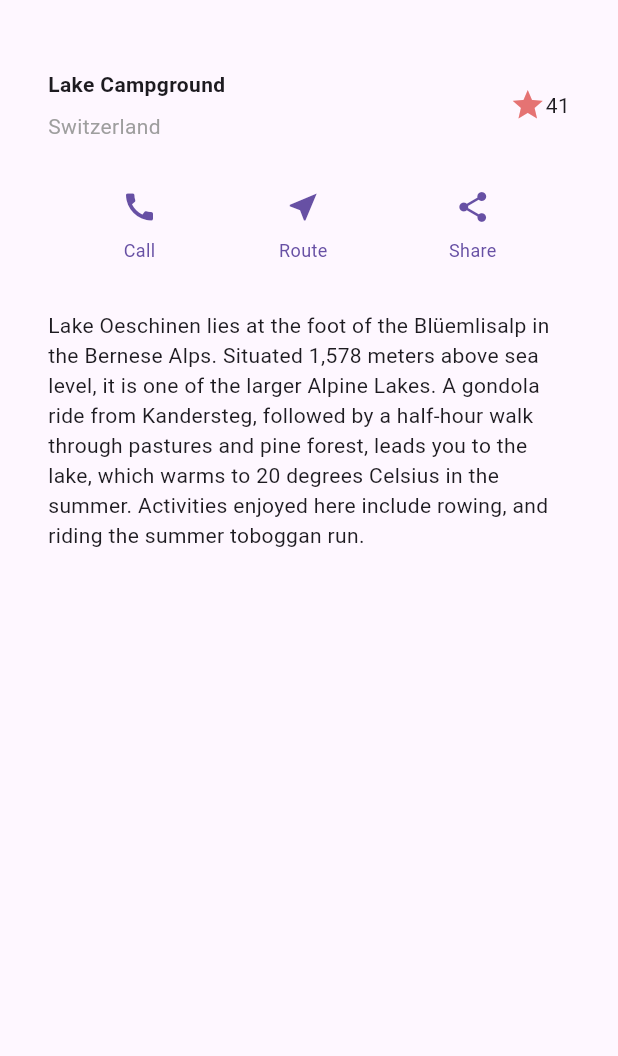
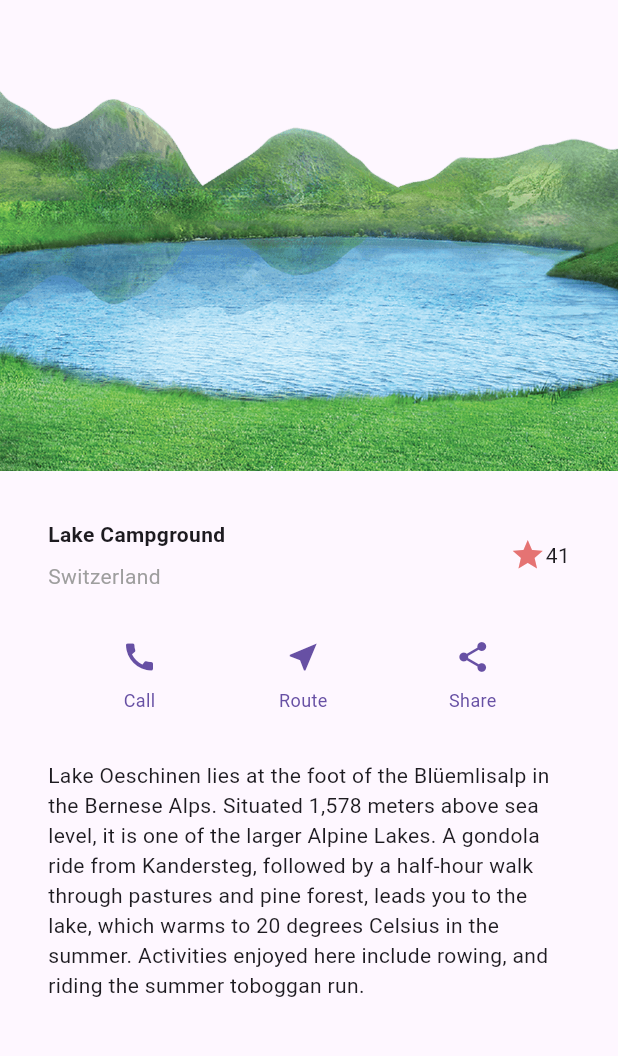
Before and after one commit to yohagos/layout_flutter, a Flutter app: the screen it shows after launch, on a phone screen of 412 x 824 dp, the part 63-1119 px from its top. Run offline on Flutter 3.47's test engine with Material 3 defaults, Android fonts, the phone set to English and light mode, and no system bars.

Commit message:
fix: editing pubspec.yml for images + adjusted main.dart and updating readme

```diff
--- a/lib/main.dart
+++ b/lib/main.dart
@@ -22,6 +22,9 @@ class MyApp extends StatelessWidget {
         body: const SingleChildScrollView(
           child: Column(
             children: [
+              ImageSection(
+                image: 'images/lake.png',
+              ),
               TitleSection(
                 name: 'Lake Campground',
                 location: 'Switzerland',
@@ -185,3 +188,22 @@ class TextSection extends StatelessWidget {
     );
   }
 }
+
+class ImageSection extends StatelessWidget {
+  const ImageSection({
+    super.key,
+    required this.image,
+  });
+
+  final String image;
+
+  @override
+  Widget build(BuildContext context) {
+    return Image.asset(
+      image,
+      width: 600,
+      height: 300,
+      fit: BoxFit.cover,
+    );
+  }
+}
```
Also changed, not shown: pubspec.yaml (+4 -68 lines), images/lake.png (added), 1 other file.
